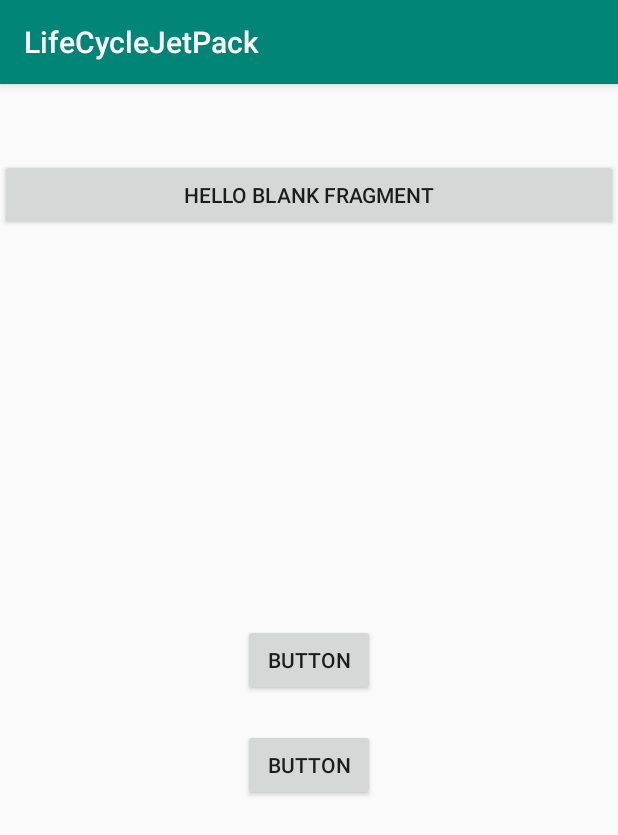
After one commit to Ahmedomarpro/LifeCycleJetpack, an Android app: the fragment BlankFragment placed in its activity, on a phone screen of 412 x 824 dp. The commit adds this screen. Shown: the top 835 px of the screen. Run offline under Robolectric (Android 15) with nearby library versions, the phone set to English and light mode, and no system bars.

Commit message:
Life Cycle Fragment

```diff
--- /dev/null
+++ b/app/src/main/java/com/ao/lifecyclejetpack/fragment/BlankFragment.java
@@ -0,0 +1,67 @@
+package com.ao.lifecyclejetpack.fragment;
+
+
+import android.app.Activity;
+import android.content.Intent;
+import android.os.Bundle;
+
+import androidx.annotation.NonNull;
+import androidx.annotation.Nullable;
+import androidx.fragment.app.Fragment;
+import androidx.fragment.app.FragmentManager;
+import androidx.fragment.app.FragmentTransaction;
+
+import android.view.LayoutInflater;
+import android.view.View;
+import android.view.ViewGroup;
+import android.widget.Button;
+import android.widget.Toast;
+
+import com.ao.lifecyclejetpack.R;
+
+/**
+ * A simple {@link Fragment} subclass.
+ */
+public class BlankFragment extends Fragment {
+
+
+	public BlankFragment() {
+		// Required empty public constructor
+	}
+
+
+	@Override
+	public View onCreateView(LayoutInflater inflater, ViewGroup container,
+							 Bundle savedInstanceState) {
+		// Inflate the layout for this fragment
+	final 	View view = inflater.inflate(R.layout.fragment_blank, container, false);
+
+		Button button = view.findViewById(R.id.btn);
+
+		button.setOnClickListener(new View.OnClickListener() {
+			@Override
+			public void onClick(View v) {
+				Toast.makeText(getContext(), "BlankFragment", Toast.LENGTH_SHORT).show();
+
+				/*getChildFragmentManager()
+						.beginTransaction()
+						.replace(R.id.fragment_container,new BlankFragment2())
+						.addToBackStack("")
+						.commit();*/
+
+			}
+		});
+
+
+		return view;
+
+	}
+
+	@Override
+	public void onViewCreated(@NonNull View view, @Nullable Bundle savedInstanceState) {
+		super.onViewCreated(view, savedInstanceState);
+
+
+
+ 	}
+}
--- a/app/src/main/java/com/ao/lifecyclejetpack/fragment/MainFragment.java
+++ b/app/src/main/java/com/ao/lifecyclejetpack/fragment/MainFragment.java
@@ -1,16 +1,64 @@
 package com.ao.lifecyclejetpack.fragment;
+
+import android.os.Bundle;
+import android.view.View;
+import android.widget.Button;
+import android.widget.FrameLayout;
 
 import androidx.appcompat.app.AppCompatActivity;
 
-import android.os.Bundle;
-
 import com.ao.lifecyclejetpack.R;
 
-public class MainFragment extends AppCompatActivity {
+public class MainFragment extends AppCompatActivity implements View.OnClickListener {
+
+
+	protected Button button2;
+	protected Button button3;
+	protected FrameLayout fragmentContainer;
 
 	@Override
 	protected void onCreate(Bundle savedInstanceState) {
 		super.onCreate(savedInstanceState);
-		setContentView(R.layout.activity_main_fragment);
+		super.setContentView(R.layout.activity_main_fragment);
+
+		/*BlankFragment d = new BlankFragment();
+		getSupportFragmentManager()
+				.beginTransaction()
+				.replace(android.R.id.content,d)
+				.addToBackStack("")
+				.commit();
+*/
+
+
+		initView();
+
+
+	}
+
+	@Override
+	public void onClick(View view) {
+		if (view.getId() == R.id.button2) {
+
+			BlankFragment fragment = new BlankFragment();
+			getSupportFragmentManager()
+					.beginTransaction()
+					.replace(R.id.fragment_container, fragment)
+					.commit();
+		} else if (view.getId() == R.id.button3) {
+
+			BlankFragment2 fragment = new BlankFragment2();
+			getSupportFragmentManager()
+					.beginTransaction()
+					.replace(R.id.fragment_container, fragment)
+					.commit();
+		}
+	}
+
+	private void initView() {
+		button2 = (Button) findViewById(R.id.button2);
+		button2.setOnClickListener(MainFragment.this);
+		button3 = (Button) findViewById(R.id.button3);
+		button3.setOnClickListener(MainFragment.this);
+		fragmentContainer = (FrameLayout) findViewById(R.id.fragment_container);
 	}
 }
--- a/app/src/main/res/layout/activity_main.xml
+++ b/app/src/main/res/layout/activity_main.xml
@@ -6,11 +6,14 @@
     android:layout_height="match_parent"
     tools:context=".Activity.main.MainActivity">
 
+
+
     <TextView
+        android:id="@+id/textView"
         android:layout_width="wrap_content"
         android:layout_height="wrap_content"
+        android:onClick="OK"
         android:text="Hello World!"
-        android:onClick="OK"
         app:layout_constraintBottom_toBottomOf="parent"
         app:layout_constraintLeft_toLeftOf="parent"
         app:layout_constraintRight_toRightOf="parent"
--- a/app/src/main/res/layout/activity_main_fragment.xml
+++ b/app/src/main/res/layout/activity_main_fragment.xml
@@ -6,4 +6,29 @@
     android:layout_height="match_parent"
     tools:context=".fragment.MainFragment">
 
+    <FrameLayout
+        android:id="@+id/fragment_container"
+        android:layout_width="match_parent"
+        android:layout_height="match_parent"
+         app:layout_constraintBottom_toTopOf="@+id/textView"
+        app:layout_constraintEnd_toEndOf="parent"
+        app:layout_constraintStart_toStartOf="parent"
+        app:layout_constraintTop_toTopOf="parent" >
+
+        <Button
+            android:id="@+id/button2"
+            android:layout_gravity="center"
+            android:layout_width="wrap_content"
+            android:layout_height="wrap_content"
+            android:text="Button" />
+
+        <Button
+            android:id="@+id/button3"
+            android:layout_gravity="center"
+            android:layout_centerHorizontal = "true"
+            android:layout_marginTop = "70dp"
+             android:layout_width="wrap_content"
+            android:layout_height="wrap_content"
+            android:text="Button" />
+    </FrameLayout>
 </androidx.constraintlayout.widget.ConstraintLayout>
--- /dev/null
+++ b/app/src/main/res/layout/fragment_blank.xml
@@ -0,0 +1,17 @@
+<?xml version="1.0" encoding="utf-8"?>
+<FrameLayout xmlns:android="http://schemas.android.com/apk/res/android"
+    xmlns:tools="http://schemas.android.com/tools"
+    android:layout_width="match_parent"
+    android:layout_height="match_parent"
+     tools:context=".fragment.BlankFragment">
+
+    <!-- TODO: Update blank fragment layout -->
+    <Button
+        android:id="@+id/btn"
+        android:layout_marginTop="50dp"
+        android:layout_width="match_parent"
+        android:layout_height="wrap_content"
+
+        android:text="@string/hello_blank_fragment" />
+
+</FrameLayout>
--- a/app/src/main/res/values/strings.xml
+++ b/app/src/main/res/values/strings.xml
@@ -1,3 +1,6 @@
 <resources>
     <string name="app_name">LifeCycleJetPack</string>
+
+    <!-- TODO: Remove or change this placeholder text -->
+    <string name="hello_blank_fragment">Hello blank fragment</string>
 </resources>
```
Also changed, not shown: app/build.gradle (+8 -0 lines), app/src/main/AndroidManifest.xml (+13 -3 lines), app/src/main/java/com/ao/lifecyclejetpack/fragment/BlankFragment2.java (added, +43 -0 lines), app/src/main/java/com/ao/lifecyclejetpack/navigation/NavigationMain.java (added, +16 -0 lines), app/src/main/res/layout/activity_navigation_main.xml (added, +9 -0 lines), app/src/main/res/layout/fragment_blank_fragment2.xml (added, +16 -0 lines).
